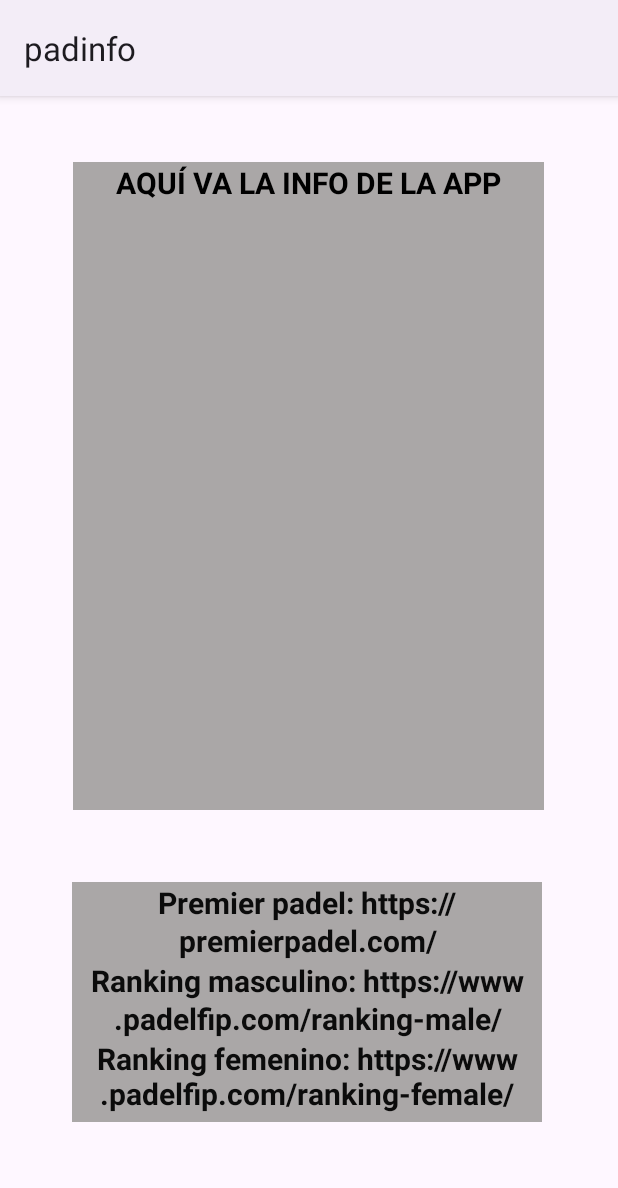
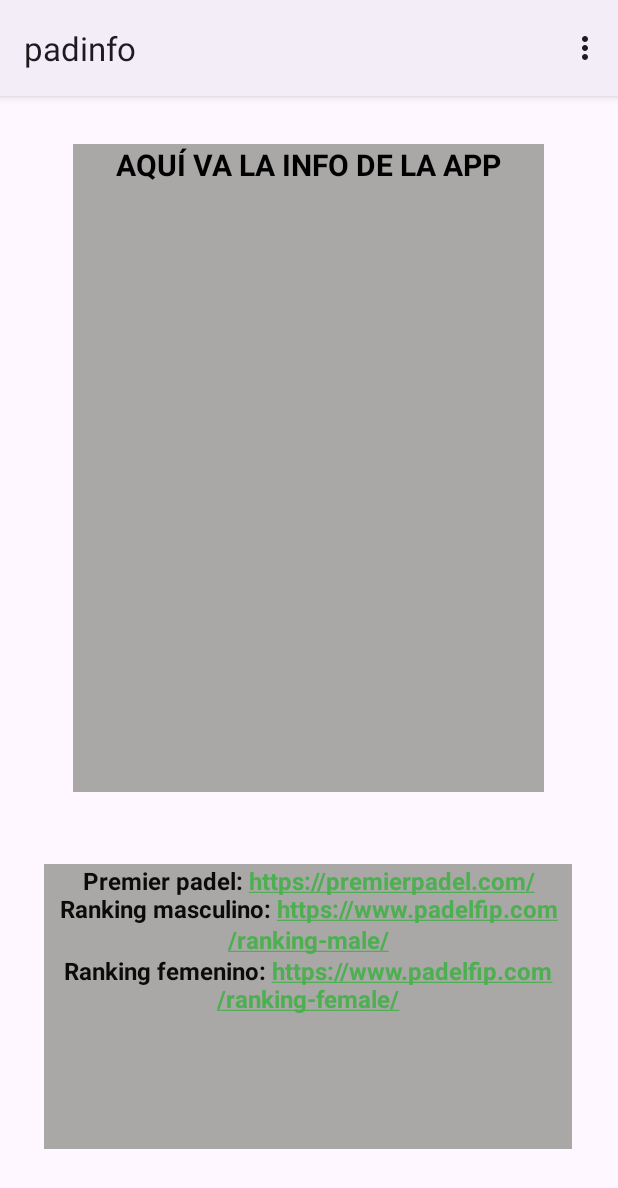
Before and after one commit to daanigp/padinfo, an Android app: the screen it shows after launch (Activity_Inicio), on a phone screen of 412 x 824 dp. Shown: the top 1188 px of the screen. Run offline under Robolectric (Android 15) with nearby library versions, the phone set to English and light mode, and no system bars.

Commit message:
Links de información + menú dinámico.

```diff
--- a/app/app/build.gradle
+++ b/app/app/build.gradle
@@ -4,7 +4,7 @@ plugins {
 
 android {
     namespace 'com.daanigp.padinfo'
-    compileSdk 33
+    compileSdk 34
 
     defaultConfig {
         applicationId "com.daanigp.padinfo"
--- a/app/app/src/main/java/com/daanigp/padinfo/Activity_Inicio.java
+++ b/app/app/src/main/java/com/daanigp/padinfo/Activity_Inicio.java
@@ -1,9 +1,21 @@
 package com.daanigp.padinfo;
 
+import androidx.annotation.NonNull;
 import androidx.appcompat.app.AppCompatActivity;
 
+import android.content.Intent;
+import android.net.Uri;
 import android.os.Bundle;
+import android.text.SpannableString;
+import android.text.SpannableStringBuilder;
+import android.text.Spanned;
+import android.text.method.LinkMovementMethod;
+import android.text.style.ClickableSpan;
+import android.view.Menu;
+import android.view.MenuItem;
+import android.view.View;
 import android.widget.TextView;
+import android.widget.Toast;
 
 import java.net.MalformedURLException;
 import java.net.URL;
@@ -19,12 +31,71 @@ public class Activity_Inicio extends AppCompatActivity {
         txtInfoApp = (TextView) findViewById(R.id.txtInfoApp);
         txtInfoApp_webs = (TextView) findViewById(R.id.txtInfoApp_webs);
 
-        String premierPadel, rankingMasculino, rankingFemenino;
+        String premierPadel, rankingMasculino, rankingFemenino, textoPremierPadel, textoRankMasc, textoRankFem, textoPremierPadelCompleto, textoRankMascCompleto, textoRankFemCompleto;
         premierPadel = "https://premierpadel.com/";
         rankingMasculino = "https://www.padelfip.com/ranking-male/";
         rankingFemenino = "https://www.padelfip.com/ranking-female/";
 
-        try {
+        textoPremierPadel = "Premier padel: ";
+        textoRankMasc = "Ranking masculino: ";
+        textoRankFem = "Ranking femenino: ";
+
+        textoPremierPadelCompleto = textoPremierPadel + premierPadel;
+        textoRankMascCompleto = textoRankMasc + rankingMasculino;
+        textoRankFemCompleto = textoRankFem + rankingFemenino;
+
+        SpannableString premierPadelSpanneable, rankMascSpanneable, rankFemSpanneable;
+        ClickableSpan clickableSpanPremierPadel, clickableSpanRankMasc, clickableSpanRankFem;
+
+        // Link de Premier Padel
+        premierPadelSpanneable = new SpannableString(textoPremierPadelCompleto);
+        clickableSpanPremierPadel = new ClickableSpan() {
+            @Override
+            public void onClick(@NonNull View widget) {
+                // Acción al hacer clic en el enlace (por ejemplo, abrir en un navegador)
+                Intent intentPremierPadel = new Intent(Intent.ACTION_VIEW, Uri.parse(premierPadel));
+                startActivity(intentPremierPadel);
+            }
+        };
+        premierPadelSpanneable.setSpan(clickableSpanPremierPadel, textoPremierPadel.length(), textoPremierPadelCompleto.length(), Spanned.SPAN_EXCLUSIVE_EXCLUSIVE);
+
+        // Link del ranking masculino (actual)
+        rankMascSpanneable = new SpannableString(textoRankMascCompleto);
+        clickableSpanRankMasc = new ClickableSpan() {
+            @Override
+            public void onClick(@NonNull View widget) {
+                // Acción al hacer clic en el enlace (por ejemplo, abrir en un navegador)
+                Intent intentRankMasc = new Intent(Intent.ACTION_VIEW, Uri.parse(rankingMasculino));
+                startActivity(intentRankMasc);
+            }
+        };
+        rankMascSpanneable.setSpan(clickableSpanRankMasc, textoRankMasc.length(), textoRankMascCompleto.length(), Spanned.SPAN_EXCLUSIVE_EXCLUSIVE);
+
+        // Link del rango femenino (actual)
+        rankFemSpanneable = new SpannableString(textoRankFemCompleto);
+        clickableSpanRankFem = new ClickableSpan() {
+            @Override
+            public void onClick(@NonNull View widget) {
+                // Acción al hacer clic en el enlace (por ejemplo, abrir en un navegador)
+                Intent intentRankFem = new Intent(Intent.ACTION_VIEW, Uri.parse(rankingFemenino));
+                startActivity(intentRankFem);
+            }
+        };
+        rankFemSpanneable.setSpan(clickableSpanRankFem, textoRankFem.length(), textoRankFemCompleto.length(), Spanned.SPAN_EXCLUSIVE_EXCLUSIVE);
+
+        // Creamos un SpannableStringBuilder, para poner los enlaces uno encima del otro
+        SpannableStringBuilder builder = new SpannableStringBuilder();
+        builder.append(premierPadelSpanneable);
+        builder.append("\n"); // Nueva línea entre los enlaces
+        builder.append(rankMascSpanneable);
+        builder.append("\n"); // Nueva línea entre los enlaces
+        builder.append(rankFemSpanneable);
+
+        // Añadimos los spanneables al text view
+        txtInfoApp_webs.setText(builder);
+        txtInfoApp_webs.setMovementMethod(LinkMovementMethod.getInstance());
+
+        /*try {
 
             URL urlPremierPadel = new URL(premierPadel);
             URL urlRankingMasculino = new URL(rankingMasculino);
@@ -34,9 +105,42 @@ public class Activity_Inicio extends AppCompatActivity {
             txtInfoApp_webs.append("\nRanking masculino: " + urlRankingMasculino);
             txtInfoApp_webs.append("\nRanking femenino: " + urlRankingFemenino);
 
+
+
+
         } catch (MalformedURLException e) {
             e.printStackTrace();
+        }*/
+    }
+
+    @Override
+    public boolean onCreateOptionsMenu(Menu menu) {
+        getMenuInflater().inflate(R.menu.menu_dinamico, menu);
+        return true;
+    }
+
+    @Override
+    public boolean onOptionsItemSelected(@NonNull MenuItem item) {
+        int opcionID = item.getItemId();
+
+        switch (opcionID) {
+            case R.id.itemEditarUsuario:
+                Toast.makeText(getApplicationContext(), "Editar Usuario", Toast.LENGTH_SHORT).show();
+                return true;
+            case R.id.itemListado:
+                Toast.makeText(getApplicationContext(), "Listado torneos", Toast.LENGTH_SHORT).show();
+                return true;
+            case R.id.itemTop5:
+                Toast.makeText(getApplicationContext(), "Top 5 jugadores/as", Toast.LENGTH_SHORT).show();
+                return true;
+            case R.id.itemRegistrarPartidos:
+                Toast.makeText(getApplicationContext(), "Registrar Partidos", Toast.LENGTH_SHORT).show();
+                return true;
+            case R.id.itemCerrarSesion:
+                Toast.makeText(getApplicationContext(), "Cerrar Sessión", Toast.LENGTH_SHORT).show();
+                return true;
         }
 
+        return super.onOptionsItemSelected(item);
     }
 }
--- a/app/app/src/main/res/layout/activity_inicio.xml
+++ b/app/app/src/main/res/layout/activity_inicio.xml
@@ -10,7 +10,7 @@
         android:id="@+id/txtInfoApp"
         android:layout_width="314dp"
         android:layout_height="432dp"
-        android:layout_marginTop="44dp"
+        android:layout_marginTop="32dp"
         android:background="#AAA7A7"
         android:maxLines="10"
         android:text="@string/info"
@@ -25,17 +25,19 @@
 
     <TextView
         android:id="@+id/txtInfoApp_webs"
-        android:layout_width="313dp"
-        android:layout_height="160dp"
+        android:layout_width="352dp"
+        android:layout_height="190dp"
         android:layout_marginTop="48dp"
+        android:autoLink="web"
         android:background="#AAA7A7"
         android:textAlignment="center"
         android:textColor="#0B0B0B"
-        android:textSize="20dp"
+        android:textColorLink="#4CAF50"
+        android:textSize="16dp"
         android:textStyle="bold"
         app:layout_constraintBottom_toBottomOf="parent"
         app:layout_constraintEnd_toEndOf="parent"
-        app:layout_constraintHorizontal_bias="0.489"
+        app:layout_constraintHorizontal_bias="0.491"
         app:layout_constraintStart_toStartOf="parent"
         app:layout_constraintTop_toBottomOf="@+id/txtInfoApp"
         app:layout_constraintVertical_bias="0.0" />
--- a/app/app/src/main/res/menu/menu_dinamico.xml
+++ b/app/app/src/main/res/menu/menu_dinamico.xml
@@ -2,6 +2,9 @@
 <menu xmlns:app="http://schemas.android.com/apk/res-auto"
     xmlns:android="http://schemas.android.com/apk/res/android">
 
+    <item
+        android:id="@+id/itemEditarUsuario"
+        android:title="@string/editUsuario" />
     <item
         android:id="@+id/itemListado"
         android:title="@string/torneos2023" />
@@ -9,9 +12,6 @@
         android:id="@+id/itemTop5"
         android:title="@string/top5" />
     <item
-        android:id="@+id/itemEditarUsuario"
-        android:title="@string/editUsuario" />
-    <item
         android:id="@+id/itemRegistrarPartidos"
         android:title="@string/registrarPartidos" />
     <item
--- a/app/gradle.properties
+++ b/app/gradle.properties
@@ -19,3 +19,5 @@ android.useAndroidX=true
 # resources declared in the library itself and none from the library's dependencies,
 # thereby reducing the size of the R class for that library
 android.nonTransitiveRClass=true
+# Para que los id's funcionen dentro de un switch
+android.nonFinalResIds=false
```
